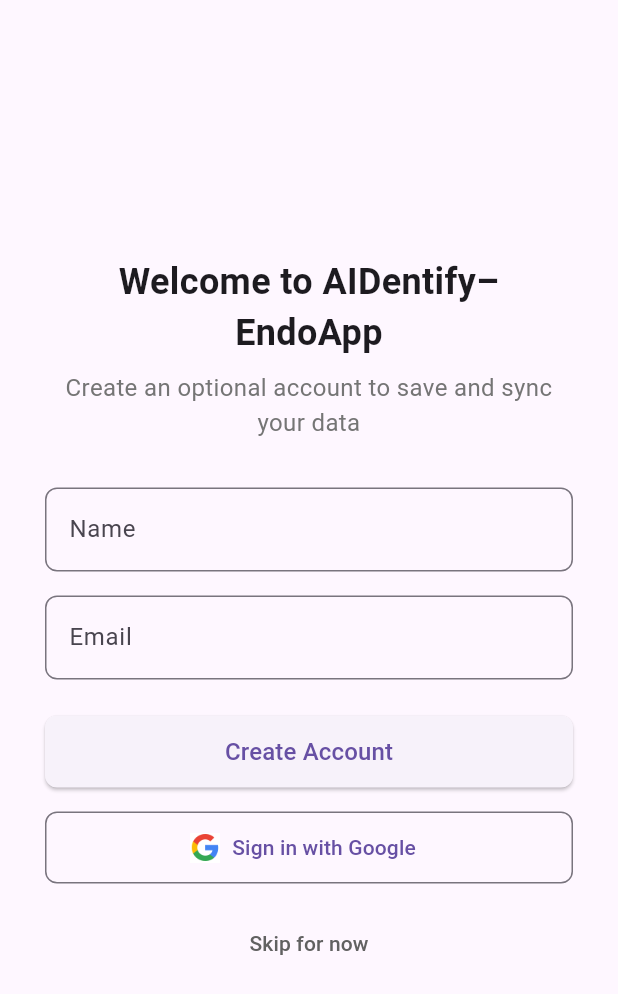
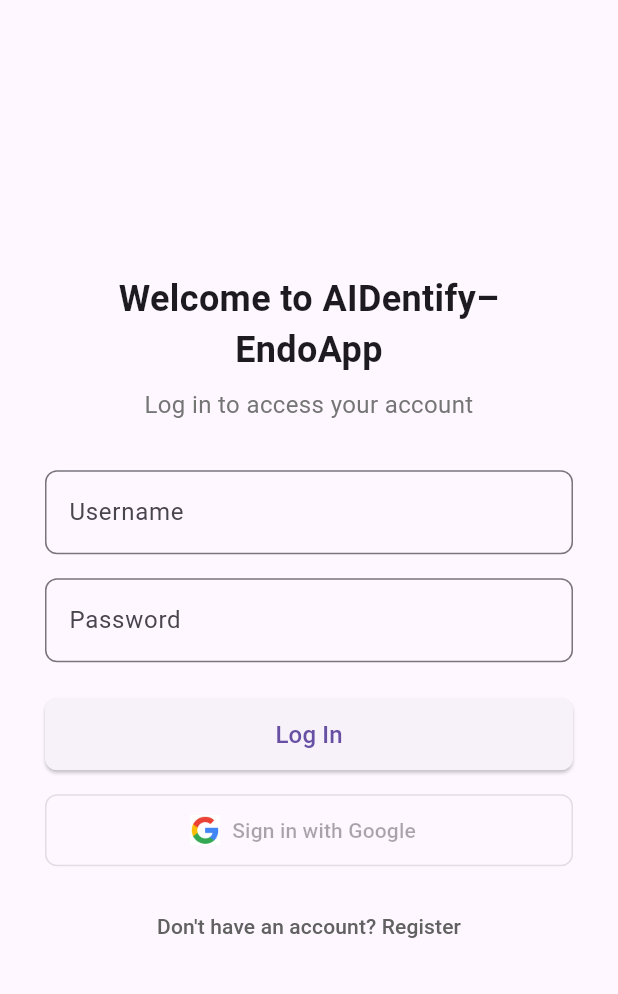
Before and after one commit to AIDentifyTeam/endo-frontend, a Flutter app: the screen it shows after launch, on a phone screen of 412 x 824 dp. Shown: the top 994 px of the screen. Run offline on Flutter 3.47's test engine with Material 3 defaults, Android fonts, the phone set to English and light mode, and no system bars; our stand-ins replace flutter_secure_storage, image_picker.

Commit message:
fixed register and login + doctor patients CRUD

```diff
--- a/lib/models/patient.dart
+++ b/lib/models/patient.dart
@@ -1,20 +1,44 @@
-// lib/models/patient.dart
 class Patient {
-  final String id;
+  final int id;
   final String firstName;
   final String lastName;
-  final int age;
+  final String birthDate;
   final String phone;
   final String email;
-  final String lastVisit;
+  final String createdAt;
+  final String updatedAt;
 
   Patient({
     required this.id,
     required this.firstName,
     required this.lastName,
-    required this.age,
+    required this.birthDate,
     required this.phone,
     required this.email,
-    required this.lastVisit,
+    required this.createdAt,
+    required this.updatedAt,
   });
+
+  factory Patient.fromJson(Map<String, dynamic> json) {
+    return Patient(
+      id: json['id'],
+      firstName: json['first_name'],
+      lastName: json['last_name'],
+      birthDate: json['birth_date'],
+      phone: json['phone'] ?? '',
+      email: json['email'] ?? '',
+      createdAt: json['created_at'],
+      updatedAt: json['updated_at'],
+    );
+  }
+
+  int get age {
+    final dob = DateTime.parse(birthDate);
+    final now = DateTime.now();
+    int age = now.year - dob.year;
+    if (now.month < dob.month || (now.month == dob.month && now.day < dob.day)) {
+      age--;
+    }
+    return age;
+  }
 }
--- a/lib/routes.dart
+++ b/lib/routes.dart
@@ -6,9 +6,10 @@ import 'screens/patient_history.dart';
 import 'screens/research_papers.dart';
 import 'screens/settings.dart';
 import 'screens/notifications.dart';
-
+import 'screens/register.dart';
 class Routes {
   static const login = '/';
+  static const register = '/register';
   static const dashboard = '/dashboard';
   static const newDiagnosis = '/new_diagnosis';
   static const newPatient = '/new_patient';
@@ -20,6 +21,7 @@ class Routes {
 
   static final map = {
     login: (ctx) => LoginScreen(),
+    register: (ctx) => const RegisterScreen(),
     dashboard: (ctx) => MainDashboard(),
     newDiagnosis: (ctx) => NewDiagnosisScreen(),
     newPatient: (ctx) => NewPatientScreen(),
--- a/lib/screens/login.dart
+++ b/lib/screens/login.dart
@@ -1,11 +1,38 @@
 import 'package:flutter/material.dart';
 import '../routes.dart';
+import '../services/api_service.dart';
 
-class LoginScreen extends StatelessWidget {
-  final TextEditingController _nameController = TextEditingController();
-  final TextEditingController _emailController = TextEditingController();
+class LoginScreen extends StatefulWidget {
+  const LoginScreen({super.key});
 
-  LoginScreen({super.key});
+  @override
+  State<LoginScreen> createState() => _LoginScreenState();
+}
+
+class _LoginScreenState extends State<LoginScreen> {
+  final TextEditingController _usernameController = TextEditingController();
+  final TextEditingController _passwordController = TextEditingController();
+  final ApiService _apiService = ApiService();
+  bool _isLoading = false;
+
+  void _handleLogin() async {
+    setState(() => _isLoading = true);
+
+    final success = await _apiService.login(
+      _usernameController.text,
+      _passwordController.text,
+    );
+
+    setState(() => _isLoading = false);
+
+    if (success) {
+      Navigator.pushReplacementNamed(context, Routes.dashboard);
+    } else {
+      ScaffoldMessenger.of(context).showSnackBar(
+        const SnackBar(content: Text('Login failed, please check credentials.')),
+      );
+    }
+  }
 
   @override
   Widget build(BuildContext context) {
@@ -13,78 +40,75 @@ class LoginScreen extends StatelessWidget {
       body: SafeArea(
         child: Center(
           child: ConstrainedBox(
-            constraints: BoxConstraints(maxWidth: 400),
+            constraints: const BoxConstraints(maxWidth: 400),
             child: Padding(
               padding: const EdgeInsets.symmetric(horizontal: 24.0),
               child: Column(
                 mainAxisAlignment: MainAxisAlignment.center,
                 children: [
-                  Text(
-                    'Welcome to AIDentify\u2013EndoApp',
+                  const Text(
+                    'Welcome to AIDentify–EndoApp',
                     style: TextStyle(
                       fontSize: 24,
                       fontWeight: FontWeight.bold,
                     ),
                     textAlign: TextAlign.center,
                   ),
-                  SizedBox(height: 8),
+                  const SizedBox(height: 8),
                   Text(
-                    'Create an optional account to save and sync your data',
+                    'Log in to access your account',
                     style: TextStyle(fontSize: 16, color: Colors.grey[600]),
                     textAlign: TextAlign.center,
                   ),
-                  SizedBox(height: 32),
+                  const SizedBox(height: 32),
                   TextField(
-                    controller: _nameController,
+                    controller: _usernameController,
                     decoration: InputDecoration(
-                      labelText: 'Name',
+                      labelText: 'Username',
                       border: OutlineInputBorder(
                         borderRadius: BorderRadius.circular(8),
                       ),
                     ),
                   ),
-                  SizedBox(height: 16),
+                  const SizedBox(height: 16),
                   TextField(
-                    controller: _emailController,
-                    keyboardType: TextInputType.emailAddress,
+                    controller: _passwordController,
+                    obscureText: true,
                     decoration: InputDecoration(
-                      labelText: 'Email',
+                      labelText: 'Password',
                       border: OutlineInputBorder(
                         borderRadius: BorderRadius.circular(8),
                       ),
                     ),
                   ),
-                  SizedBox(height: 24),
+                  const SizedBox(height: 24),
                   SizedBox(
                     width: double.infinity,
                     height: 48,
                     child: ElevatedButton(
-                      onPressed: () {
-                        // TODO: handle create account action
-                        Navigator.pushReplacementNamed(context, Routes.dashboard);
-                      },
+                      onPressed: _isLoading ? null : _handleLogin,
                       style: ElevatedButton.styleFrom(
                         shape: RoundedRectangleBorder(
                           borderRadius: BorderRadius.circular(8),
                         ),
                       ),
-                      child: Text('Create Account', style: TextStyle(fontSize: 16)),
+                      child: _isLoading
+                          ? const CircularProgressIndicator(color: Colors.white)
+                          : const Text('Log In', style: TextStyle(fontSize: 16)),
                     ),
                   ),
-                  SizedBox(height: 16),
+                  const SizedBox(height: 16),
                   SizedBox(
                     width: double.infinity,
                     height: 48,
                     child: OutlinedButton.icon(
-                      onPressed: () {
-                        // TODO: Google sign-in
-                      },
+                      onPressed: null,  // Google OAuth disabled for now
                       icon: Image.asset(
                         'assets/images/g-logo.png',
                         height: 20,
                         width: 20,
                       ),
-                      label: Text('Sign in with Google'),
+                      label: const Text('Sign in with Google'),
                       style: OutlinedButton.styleFrom(
                         shape: RoundedRectangleBorder(
                           borderRadius: BorderRadius.circular(8),
@@ -92,12 +116,12 @@ class LoginScreen extends StatelessWidget {
                       ),
                     ),
                   ),
-                  SizedBox(height: 16),
+                  const SizedBox(height: 16),
                   TextButton(
                     onPressed: () {
-                      Navigator.pushReplacementNamed(context, Routes.dashboard);
+                      Navigator.pushReplacementNamed(context, Routes.register);
                     },
-                    child: Text('Skip for now', style: TextStyle(color: Colors.grey[700])),
+                    child: Text('Don\'t have an account? Register', style: TextStyle(color: Colors.grey[700])),
                   ),
                 ],
               ),
--- a/pubspec.yaml
+++ b/pubspec.yaml
@@ -37,6 +37,8 @@ dependencies:
   fl_chart: ^0.60.0
   intl: ^0.18.1
   image_picker: ^1.0.7
+  http: ^1.4.0
+  flutter_secure_storage: ^9.2.4
 
 
 dev_dependencies:
```
Also changed, not shown: lib/screens/new_patient.dart (+38 -32 lines), lib/screens/patient_history.dart (+42 -81 lines), lib/screens/register.dart (added, +121 -0 lines), lib/services/api_service.dart (added, +130 -0 lines), lib/widgets/global_header.dart (+39 -12 lines), lib/screens/dashboard.dart (line endings or trailing spaces), pubspec.lock, 5 other files.
